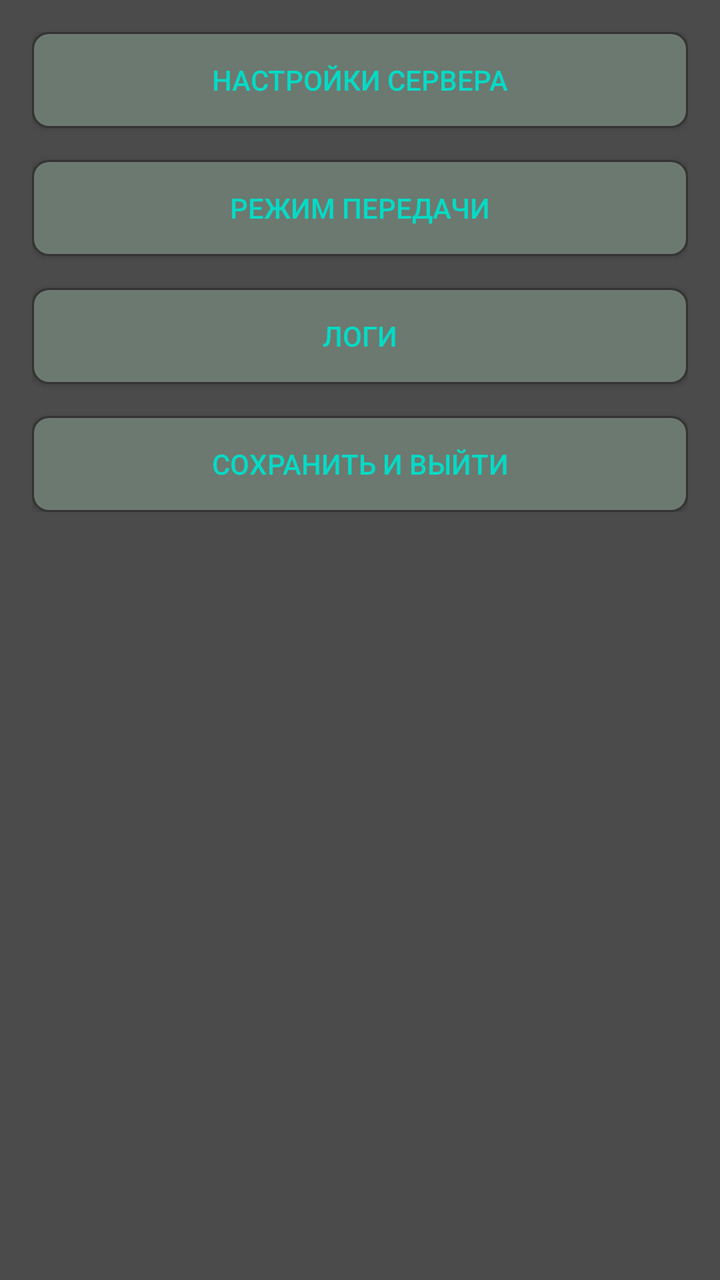
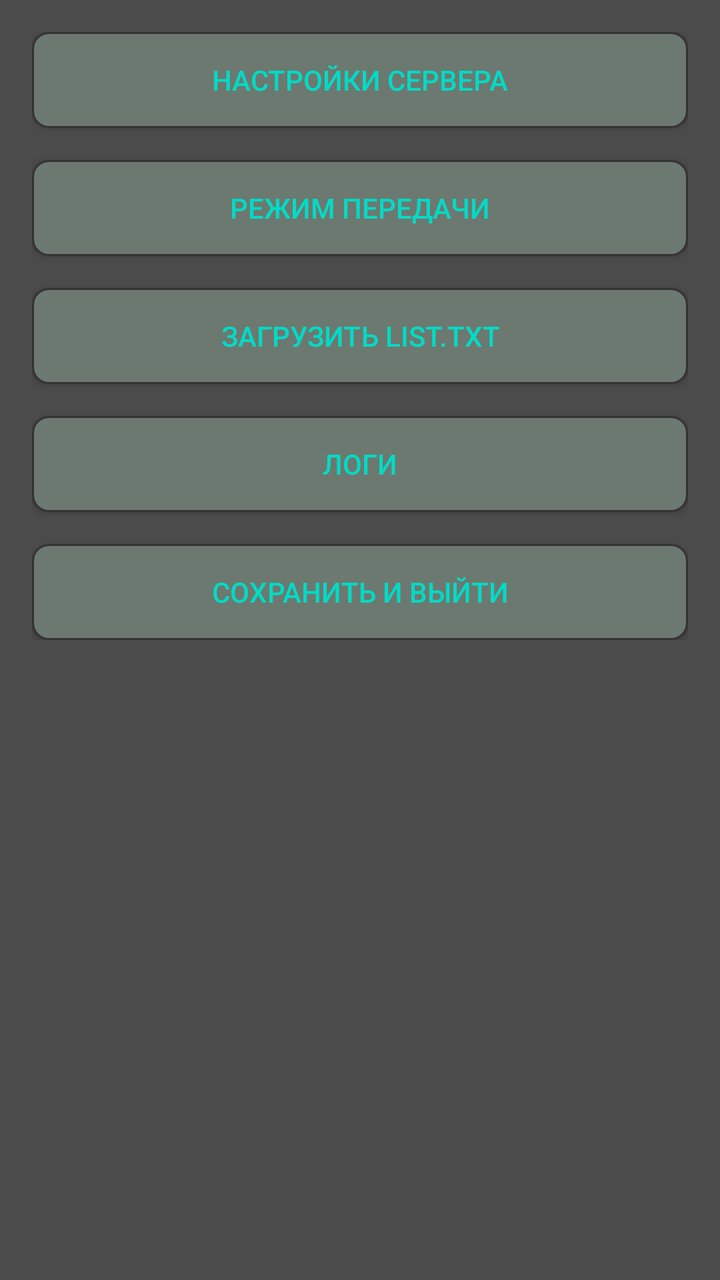

Two renders of the same Android screen: before a commit and after it. Below are the layout's source before the change and the commit's diff.
<!-- AndroidManifest.xml: application theme AppTheme -->
<!-- res/layout/activity_settings.xml -->
<?xml version="1.0" encoding="utf-8"?>
<ScrollView xmlns:android="http://schemas.android.com/apk/res/android"
    android:layout_width="match_parent"
    android:layout_height="match_parent"
    android:background="@color/colorback"
    android:padding="16dp">

    <LinearLayout
        android:layout_width="match_parent"
        android:layout_height="wrap_content"
        android:orientation="vertical">

        <Button
            android:id="@+id/btnToggleServer"
            android:layout_width="match_parent"
            android:layout_height="wrap_content"
            android:background="@drawable/roundshapebtn"
            android:text="Настройки сервера"
            android:textColor="@color/colorButton"
            android:layout_marginBottom="16dp" />

        <LinearLayout
            android:id="@+id/layoutServerSettings"
            android:layout_width="match_parent"
            android:layout_height="wrap_content"
            android:orientation="vertical"
            android:visibility="gone">

            <LinearLayout
                android:layout_width="match_parent"
                android:layout_height="wrap_content"
                android:gravity="center_vertical"
                android:layout_marginBottom="16dp"
                android:orientation="horizontal">
                <TextView
                    android:layout_width="0dp"
                    android:layout_height="wrap_content"
                    android:layout_weight="1"
                    android:text="MyMailIndex ="
                    android:textColor="@color/colortextabout"
                    android:textSize="18sp" />
                <EditText
                    android:id="@+id/editMailIndex"
                    android:layout_width="120dp"
                    android:layout_height="wrap_content"
                    android:backgroundTint="@color/colortextabout"
                    android:inputType="number"
                    android:textColor="@color/colortextabout"
                    android:textSize="18sp" />
            </LinearLayout>

            <LinearLayout
                android:layout_width="match_parent"
                android:layout_height="wrap_content"
                android:gravity="center_vertical"
                android:layout_marginBottom="16dp"
                android:orientation="horizontal">
                <TextView
                    android:layout_width="0dp"
                    android:layout_height="wrap_content"
                    android:layout_weight="1"
                    android:text="Priznak_pmr ="
                    android:textColor="@color/colortextabout"
                    android:textSize="18sp" />
                <EditText
                    android:id="@+id/editPriznak"
                    android:layout_width="120dp"
                    android:layout_height="wrap_content"
                    android:backgroundTint="@color/colortextabout"
                    android:inputType="number"
                    android:maxLength="5"
                    android:textColor="@color/colortextabout"
                    android:textSize="18sp" />
            </LinearLayout>

            <LinearLayout
                android:layout_width="match_parent"
                android:layout_height="wrap_content"
                android:gravity="center_vertical"
                android:layout_marginBottom="16dp"
                android:orientation="horizontal">
                <TextView
                    android:layout_width="0dp"
                    android:layout_height="wrap_content"
                    android:layout_weight="1"
                    android:text="PORT_prm ="
                    android:textColor="@color/colortextabout"
                    android:textSize="18sp" />
                <EditText
                    android:id="@+id/editPortPrm"
                    android:layout_width="120dp"
                    android:layout_height="wrap_content"
                    android:backgroundTint="@color/colortextabout"
                    android:inputType="number"
                    android:textColor="@color/colortextabout"
                    android:textSize="18sp" />
            </LinearLayout>

            <LinearLayout
                android:layout_width="match_parent"
                android:layout_height="wrap_content"
                android:gravity="center_vertical"
                android:layout_marginBottom="16dp"
                android:orientation="horizontal">
                <TextView
                    android:layout_width="0dp"
                    android:layout_height="wrap_content"
                    android:layout_weight="1"
                    android:text="PORT_prd ="
                    android:textColor="@color/colortextabout"
                    android:textSize="18sp" />
                <EditText
                    android:id="@+id/editPortPrd"
                    android:layout_width="120dp"
                    android:layout_height="wrap_content"
                    android:backgroundTint="@color/colortextabout"
                    android:inputType="number"
                    android:textColor="@color/colortextabout"
                    android:textSize="18sp" />
            </LinearLayout>

            <LinearLayout
                android:layout_width="match_parent"
                android:layout_height="wrap_content"
                android:gravity="center_vertical"
                android:layout_marginBottom="24dp"
                android:orientation="horizontal">
                <TextView
                    android:layout_width="0dp"
                    android:layout_height="wrap_content"
                    android:layout_weight="1"
                    android:text="ip_server ="
                    android:textColor="@color/colortextabout"
                    android:textSize="18sp" />
                <EditText
                    android:id="@+id/editIp"
                    android:layout_width="150dp"
                    android:layout_height="wrap_content"
                    android:backgroundTint="@color/colortextabout"
                    android:inputType="text"
                    android:textColor="@color/colortextabout"
                    android:textSize="18sp" />
            </LinearLayout>
        </LinearLayout>

        <Button
            android:id="@+id/btnCodecDialog"
            android:layout_width="match_parent"
            android:layout_height="wrap_content"
            android:layout_marginBottom="16dp"
            android:background="@drawable/roundshapebtn"
            android:text="Режим передачи"
            android:textColor="@color/colorButton" />

        <Button
            android:id="@+id/btnChanList"
            android:layout_width="match_parent"
            android:layout_height="wrap_content"
            android:layout_marginBottom="16dp"
            android:background="@drawable/roundshapebtn"
            android:text="Список"
            android:textColor="@color/colorButton"
            android:visibility="gone" />

        <Button
            android:id="@+id/btnLogs"
            android:layout_width="match_parent"
            android:layout_height="wrap_content"
            android:layout_marginBottom="16dp"
            android:background="@drawable/roundshapebtn"
            android:text="Логи"
            android:textColor="@color/colorButton" />

        <Button
            android:id="@+id/btnSaveSettings"
            android:layout_width="match_parent"
            android:layout_height="wrap_content"
            android:background="@drawable/roundshapebtn"
            android:text="СОХРАНИТЬ И ВЫЙТИ"
            android:textColor="@color/colorButton" />
    </LinearLayout>
</ScrollView>
<!-- resources referenced by this layout -->
<resources>
  <color name="colorButton">#03dac5</color>
  <color name="colorback">#4b4b4b</color>
  <color name="colortextabout">#03dac5</color>
  <!-- drawable roundshapebtn (drawable) -->
  <?xml version="1.0" encoding="utf-8"?>
  <shape xmlns:android="http://schemas.android.com/apk/res/android"
      android:shape="rectangle">
      <corners android:radius="8dp" />
      <solid android:color="@color/colorButtonBack" />
      <stroke android:width="1dp" android:color="#333333" />
  </shape>
  <style name="AppTheme" parent="Theme.AppCompat.Light.NoActionBar">
          <item name="colorAccent">@color/colorAccent</item>
          <item name="colorPrimary">@color/colorPrimary</item>
          <item name="colorPrimaryDark">@color/colorPrimaryDark</item>
      </style>
  <color name="colorButtonBack">#6c7970</color>
  <color name="colorAccent">#03dac5</color>
  <color name="colorPrimary">#6200ee</color>
  <color name="colorPrimaryDark">#3700b3</color>
</resources>

<!-- the commit's change to res/layout/activity_settings.xml (unified diff, before → after) -->
@@ -163,6 +163,15 @@
             android:visibility="gone" />
 
         <Button
+            android:id="@+id/btnLoadList"
+            android:layout_width="match_parent"
+            android:layout_height="wrap_content"
+            android:layout_marginBottom="16dp"
+            android:background="@drawable/roundshapebtn"
+            android:text="ЗАГРУЗИТЬ list.txt"
+            android:textColor="@color/colorButton" />
+
+        <Button
             android:id="@+id/btnLogs"
             android:layout_width="match_parent"
             android:layout_height="wrap_content"
